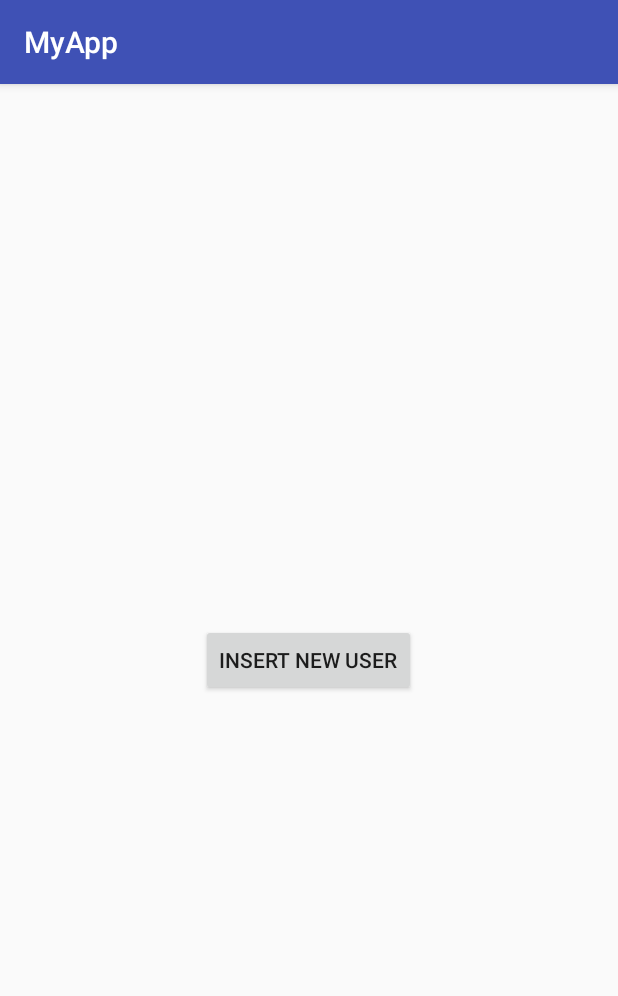
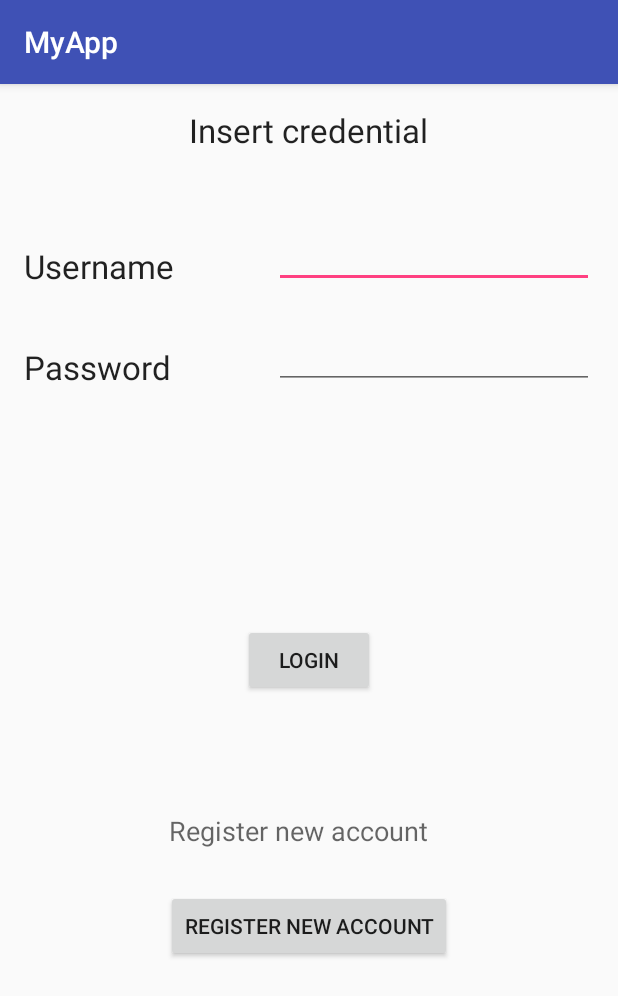
Before and after one commit to PP90/ProximityMarketProject, an Android app: the screen it shows after launch (RegisterNewUser before the commit, Login after it), on a phone screen of 412 x 824 dp. Shown: the top 996 px of the screen. Run offline under Robolectric (Android 15) with nearby library versions, the phone set to English and light mode, and no system bars.

Commit message:
Added Login activity. It works from appearance POV.

```diff
--- a/app/src/main/AndroidManifest.xml
+++ b/app/src/main/AndroidManifest.xml
@@ -11,7 +11,7 @@
         android:label="@string/app_name"
         android:supportsRtl="true"
         android:theme="@style/AppTheme">
-        <activity android:name=".RegisterNewUser">
+        <activity android:name=".Login">
             <intent-filter>
                 <action android:name="android.intent.action.MAIN" />
 
@@ -27,7 +27,8 @@
             android:value="@integer/google_play_services_version" />
 
         <activity android:name=".MainActivity" />
-        <activity android:name=".InsertAd"></activity>
+        <activity android:name=".InsertAd" />
+        <activity android:name=".RegisterNewUser"></activity>
     </application>
 
 </manifest>
--- /dev/null
+++ b/app/src/main/java/com/example/p3/myapp/Login.java
@@ -0,0 +1,73 @@
+package com.example.p3.myapp;
+
+import android.os.AsyncTask;
+import android.support.v7.app.AppCompatActivity;
+import android.os.Bundle;
+import android.util.Log;
+import android.view.View;
+import android.widget.Button;
+import android.widget.EditText;
+import android.widget.Toast;
+
+import java.util.ArrayList;
+
+public class Login extends AppCompatActivity implements View.OnClickListener {
+
+    @Override
+    protected void onCreate(Bundle savedInstanceState) {
+        super.onCreate(savedInstanceState);
+        setContentView(R.layout.activity_login);
+        Button b = (Button) findViewById(R.id.button_login);
+        b.setOnClickListener(this);
+    }
+
+
+    @Override
+    public void onClick(View v) {
+
+        LoginTask loginTask= new LoginTask();
+        if(loginTask.getStatus() == AsyncTask.Status.PENDING){
+            EditText user=(EditText) findViewById(R.id.editText_insertEmailAsUsername);
+            EditText pwd=(EditText) findViewById(R.id.editText_insert_password);
+            loginTask.execute( user.toString(), pwd.toString());
+        }
+    }
+
+
+
+    private class LoginTask extends AsyncTask<String, Void, Integer> {
+
+        @Override
+        protected void onPreExecute() {
+
+        }
+
+        @Override
+        protected Integer doInBackground(String... params) {
+            ArrayList<String> dataFromServer;
+            ConnectionToServer connToServer=new ConnectionToServer();
+            String myLoginString=connToServer.getStringtoSendToServer("LOGIN", params);
+            connToServer.connectToTheServer();
+            int connServerResult=connToServer.sendToServer(myLoginString);
+            if(connServerResult==ConnectionToServer.OK) {
+                // System.out.println("Data sent correctly");
+                dataFromServer = connToServer.receiveFromServer();
+                //   System.out.println("Data received correctly"+dataFromServer.toString());
+            }else return connServerResult;
+            connToServer.closeConnection();
+            if (dataFromServer.get(1).equals("OK")) return 1;
+            else return -1;
+
+
+        }
+
+        protected void onPostExecute(Integer a) {
+            if (a == 1) Toast.makeText(getApplicationContext(), "Login correct", Toast.LENGTH_SHORT).show();
+            else if (a == -1) Toast.makeText(getApplicationContext(), "Login incorrect", Toast.LENGTH_SHORT).show();
+            else if (a == ConnectionToServer.TIMEOUT_EXCEPTION) Toast.makeText(getApplicationContext(), "The server maybe is down", Toast.LENGTH_SHORT).show();
+            else if (a == ConnectionToServer.IO_EXCEPTION) Toast.makeText(getApplicationContext(), "Error during login", Toast.LENGTH_SHORT).show();
+        }
+    }
+
+
+}
--- /dev/null
+++ b/app/src/main/res/layout/activity_login.xml
@@ -0,0 +1,90 @@
+<?xml version="1.0" encoding="utf-8"?>
+<RelativeLayout xmlns:android="http://schemas.android.com/apk/res/android"
+    xmlns:tools="http://schemas.android.com/tools"
+    android:layout_width="match_parent"
+    android:layout_height="match_parent"
+    android:paddingBottom="@dimen/activity_vertical_margin"
+    android:paddingLeft="@dimen/activity_horizontal_margin"
+    android:paddingRight="@dimen/activity_horizontal_margin"
+    android:paddingTop="@dimen/activity_vertical_margin"
+    tools:context="com.example.p3.myapp.Login">
+
+    <TextView
+        android:layout_width="wrap_content"
+        android:layout_height="wrap_content"
+        android:textAppearance="?android:attr/textAppearanceLarge"
+        android:text="@string/insert_login_credential_text"
+        android:id="@+id/textView_loginCredential"
+        android:layout_alignParentTop="true"
+        android:layout_centerHorizontal="true" />
+
+    <TextView
+        android:layout_width="wrap_content"
+        android:layout_height="wrap_content"
+        android:textAppearance="?android:attr/textAppearanceLarge"
+        android:text="@string/username_text"
+        android:id="@+id/textView_username"
+        android:layout_below="@+id/textView_loginCredential"
+        android:layout_alignParentLeft="true"
+        android:layout_alignParentStart="true"
+        android:layout_marginTop="61dp" />
+
+    <TextView
+        android:layout_width="wrap_content"
+        android:layout_height="wrap_content"
+        android:textAppearance="?android:attr/textAppearanceLarge"
+        android:text="@string/password_text"
+        android:id="@+id/textView_password"
+        android:layout_below="@+id/editText_insertEmailAsUsername"
+        android:layout_alignParentLeft="true"
+        android:layout_alignParentStart="true"
+        android:layout_marginTop="38dp" />
+
+    <EditText
+        android:layout_width="wrap_content"
+        android:layout_height="wrap_content"
+        android:inputType="textEmailAddress"
+        android:ems="10"
+        android:id="@+id/editText_insertEmailAsUsername"
+        android:layout_alignBottom="@+id/textView_username"
+        android:layout_alignParentRight="true"
+        android:layout_alignParentEnd="true" />
+
+    <EditText
+        android:layout_width="wrap_content"
+        android:layout_height="wrap_content"
+        android:inputType="textPassword"
+        android:ems="10"
+        android:id="@+id/editText_insert_password"
+        android:layout_alignBottom="@+id/textView_password"
+        android:layout_alignRight="@+id/editText_insertEmailAsUsername"
+        android:layout_alignEnd="@+id/editText_insertEmailAsUsername" />
+
+    <Button
+        android:layout_width="wrap_content"
+        android:layout_height="wrap_content"
+        android:text="@string/login_button"
+        android:id="@+id/button_login"
+        android:layout_centerVertical="true"
+        android:layout_centerHorizontal="true" />
+
+    <TextView
+        android:layout_width="wrap_content"
+        android:layout_height="wrap_content"
+        android:textAppearance="?android:attr/textAppearanceMedium"
+        android:text="@string/register_new_account_text"
+        android:id="@+id/textView_register_new_account"
+        android:layout_marginTop="77dp"
+        android:layout_below="@+id/button_login"
+        android:layout_alignRight="@+id/textView_loginCredential"
+        android:layout_alignEnd="@+id/textView_loginCredential" />
+
+    <Button
+        android:layout_width="wrap_content"
+        android:layout_height="wrap_content"
+        android:text="@string/register_new_account_button"
+        android:id="@+id/button_registerNewAccount"
+        android:layout_marginTop="27dp"
+        android:layout_below="@+id/textView_register_new_account"
+        android:layout_centerHorizontal="true" />
+</RelativeLayout>
--- a/app/src/main/res/values/strings.xml
+++ b/app/src/main/res/values/strings.xml
@@ -1,4 +1,10 @@
 <resources>
     <string name="app_name">MyApp</string>
     <string name="async_butto">Start Async Task</string>
+    <string name="login_button">Login</string>
+    <string name="register_new_account_text">Register new account</string>
+    <string name="register_new_account_button">Register new account</string>
+    <string name="insert_login_credential_text">Insert credential</string>
+    <string name="username_text">Username</string>
+    <string name="password_text">Password</string>
 </resources>
```
